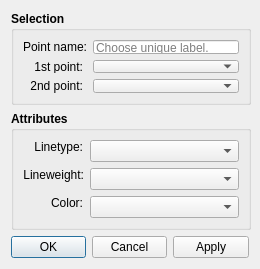
FashionFreedom/Seamly2D, file src/libs/vtools/dialogs/tools/point_intersectxy_dialog.ui: the form before one commit.
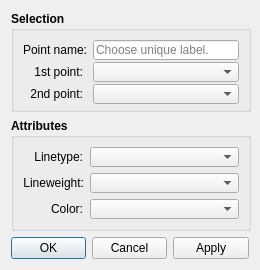
The form after the commit. Icons and pictures are not drawn. Custom widgets are drawn as their Qt base class.

Commit message: fix point intersectxy dialog

The edit to the form file:
```diff
--- a/src/libs/vtools/dialogs/tools/point_intersectxy_dialog.ui
+++ b/src/libs/vtools/dialogs/tools/point_intersectxy_dialog.ui
@@ -7,15 +7,26 @@
     <x>0</x>
     <y>0</y>
     <width>260</width>
-    <height>269</height>
+    <height>270</height>
    </rect>
   </property>
+  <property name="sizePolicy">
+   <sizepolicy hsizetype="Preferred" vsizetype="Fixed">
+    <horstretch>0</horstretch>
+    <verstretch>0</verstretch>
+   </sizepolicy>
+  </property>
   <property name="minimumSize">
    <size>
     <width>260</width>
-    <height>0</height>
+    <height>270</height>
    </size>
   </property>
+  <property name="font">
+   <font>
+    <pointsize>9</pointsize>
+   </font>
+  </property>
   <property name="windowTitle">
    <string>Point - Intersect XY</string>
   </property>
@@ -56,7 +67,7 @@
           <property name="minimumSize">
            <size>
             <width>60</width>
-            <height>0</height>
+            <height>20</height>
            </size>
           </property>
           <property name="maximumSize">
@@ -91,7 +102,7 @@
           <property name="minimumSize">
            <size>
             <width>140</width>
-            <height>0</height>
+            <height>20</height>
            </size>
           </property>
           <property name="font">
@@ -120,7 +131,7 @@
           <property name="minimumSize">
            <size>
             <width>60</width>
-            <height>0</height>
+            <height>20</height>
            </size>
           </property>
           <property name="maximumSize">
@@ -155,7 +166,7 @@
           <property name="minimumSize">
            <size>
             <width>140</width>
-            <height>0</height>
+            <height>20</height>
            </size>
           </property>
           <property name="font">
@@ -178,7 +189,7 @@
           <property name="minimumSize">
            <size>
             <width>60</width>
-            <height>0</height>
+            <height>20</height>
            </size>
           </property>
           <property name="maximumSize">
@@ -213,7 +224,7 @@
           <property name="minimumSize">
            <size>
             <width>140</width>
-            <height>0</height>
+            <height>20</height>
            </size>
           </property>
           <property name="font">
@@ -262,7 +273,7 @@
           <property name="minimumSize">
            <size>
             <width>60</width>
-            <height>0</height>
+            <height>20</height>
            </size>
           </property>
           <property name="maximumSize">
@@ -297,7 +308,7 @@
           <property name="minimumSize">
            <size>
             <width>140</width>
-            <height>0</height>
+            <height>20</height>
            </size>
           </property>
           <property name="maximumSize">
@@ -326,7 +337,7 @@
           <property name="minimumSize">
            <size>
             <width>60</width>
-            <height>0</height>
+            <height>20</height>
            </size>
           </property>
           <property name="maximumSize">
@@ -361,7 +372,7 @@
           <property name="minimumSize">
            <size>
             <width>140</width>
-            <height>0</height>
+            <height>20</height>
            </size>
           </property>
           <property name="font">
@@ -384,7 +395,7 @@
           <property name="minimumSize">
            <size>
             <width>60</width>
-            <height>0</height>
+            <height>20</height>
            </size>
           </property>
           <property name="maximumSize">
@@ -419,7 +430,7 @@
           <property name="minimumSize">
            <size>
             <width>140</width>
-            <height>0</height>
+            <height>20</height>
            </size>
           </property>
           <property name="font">
```
